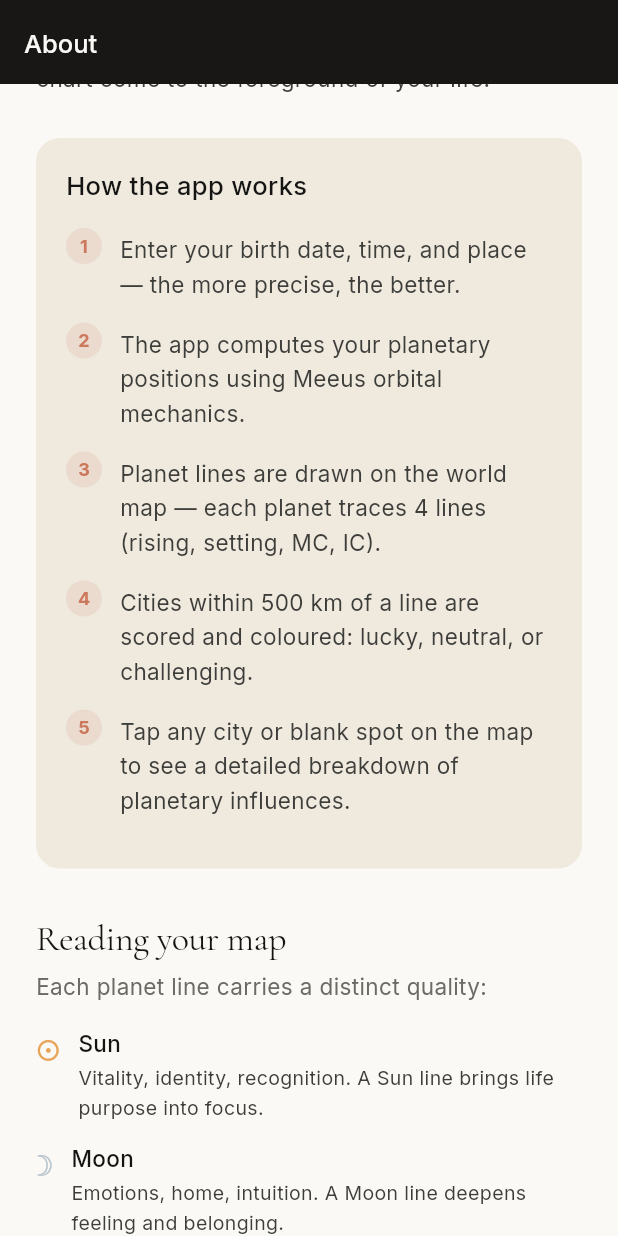
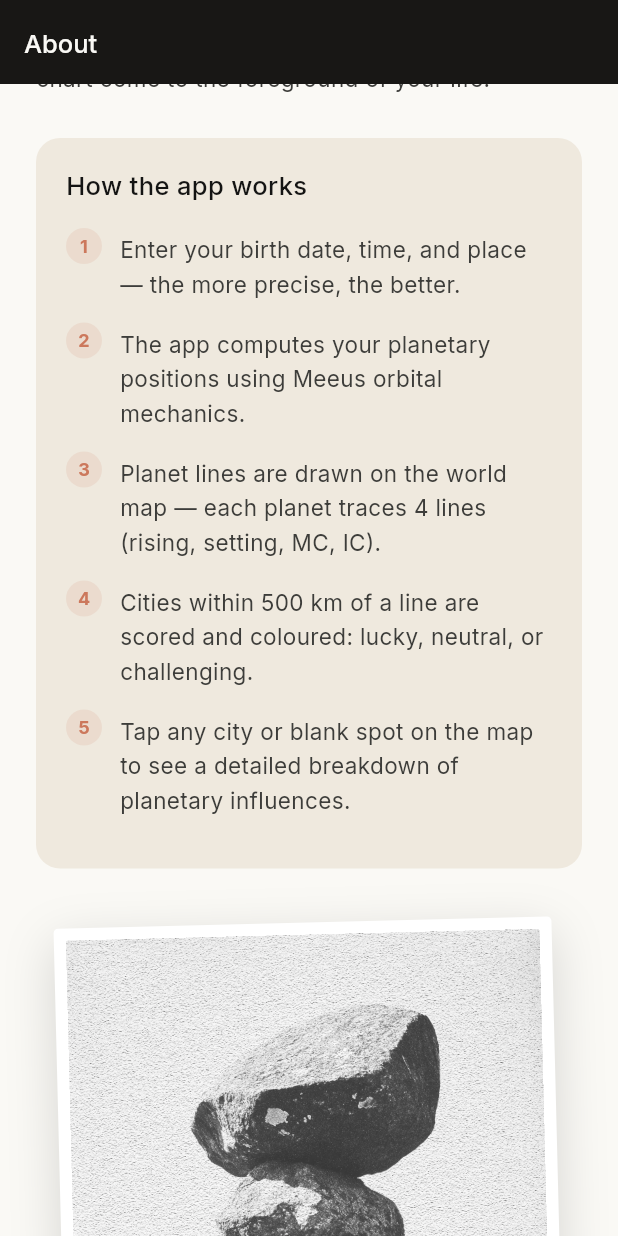
Before and after one commit to Project-Delilah/luckylatlang, a Flutter app: the AboutScreen screen opened by its route, scrolled down 576 dp, on a phone screen of 412 x 824 dp. Run offline on Flutter 3.47's test engine with Material 3 defaults, Android fonts, the phone set to English and light mode, and no system bars; our stand-ins replace flutter_map, flutter_riverpod, go_router, google_fonts, latlong2, pdf and 3 more; accounts and stored records are empty; network calls fail.

Commit message:
feat: integrate signs/topography/mystic assets across app
Signs (assets/signs/):
- PDF report: each planet card now shows the natal sign's constellation
  image (40×40, 55% opacity) alongside the planet-in-sign header
- City detail panel: sign chip (14px constellation + name) appears below
  planet line info whenever natal chart is available via natalChartProvider

Topography (assets/topography/):
- Bottom sheet: random theme (1-3) applied as a 6% opacity texture across
  the full sliding sheet background
- Planet card interpretation area: ya_topographic_header.png at 7% opacity
  behind each city's interpretation text block

Mystic (assets/mystic/):
- About screen: random polaroid (30 images) displayed with white border,
  bottom-heavy padding, and slight tilt before "Reading your map" section

Also adds natalChartProvider (synchronous, cached) in astro_provider.dart
and converts CityDetailContent to ConsumerWidget to watch it.

Co-Authored-By: costarastrology <costarastrology@users.noreply.github.com>
Co-Authored-By: Claude Sonnet 4.6 <noreply@anthropic.com>

```diff
--- a/lib/features/about/about_screen.dart
+++ b/lib/features/about/about_screen.dart
@@ -1,10 +1,30 @@
+import 'dart:math' as math;
+
 import 'package:flutter/material.dart';
 import 'package:flutter/services.dart';
 import '../../core/theme/app_colors.dart';
 import '../../core/theme/app_text_styles.dart';
 
-class AboutScreen extends StatelessWidget {
+class AboutScreen extends StatefulWidget {
   const AboutScreen({super.key});
+
+  @override
+  State<AboutScreen> createState() => _AboutScreenState();
+}
+
+class _AboutScreenState extends State<AboutScreen> {
+  late final String _mysticPath;
+
+  @override
+  void initState() {
+    super.initState();
+    final idx = math.Random().nextInt(30);
+    _mysticPath = idx < 28
+        ? 'assets/mystic/module_timeline_shop_sign_edu_${(idx + 1).toString().padLeft(2, '0')}.webp'
+        : idx == 28
+            ? 'assets/mystic/module_timeline_shop_void.webp'
+            : 'assets/mystic/module_timeline_shop_year_ahead.webp';
+  }
 
   @override
   Widget build(BuildContext context) {
@@ -104,6 +124,33 @@ class AboutScreen extends StatelessWidget {
                   const SizedBox(height: 16),
                   ..._steps.map((s) => _Step(number: s.$1, text: s.$2)),
                 ],
+              ),
+            ),
+          ),
+
+          // ── Mystic polaroid ───────────────────────────────────────────────
+          SliverToBoxAdapter(
+            child: Padding(
+              padding: const EdgeInsets.fromLTRB(40, 36, 40, 0),
+              child: Transform.rotate(
+                angle: -0.025,
+                child: Container(
+                  decoration: const BoxDecoration(
+                    color: Colors.white,
+                    borderRadius: BorderRadius.all(Radius.circular(3)),
+                    boxShadow: [
+                      BoxShadow(
+                          color: Color(0x26000000),
+                          blurRadius: 28,
+                          offset: Offset(0, 10)),
+                    ],
+                  ),
+                  padding: const EdgeInsets.fromLTRB(8, 8, 8, 28),
+                  child: ClipRRect(
+                    borderRadius: const BorderRadius.all(Radius.circular(2)),
+                    child: Image.asset(_mysticPath, fit: BoxFit.cover),
+                  ),
+                ),
               ),
             ),
           ),
```
Also changed, not shown: lib/features/map/widgets/city_detail_panel.dart (+32 -4 lines), lib/features/map/widgets/map_bottom_sheet.dart (+15 -0 lines), lib/features/report/report_service.dart (+34 -4 lines), lib/providers/astro_provider.dart (+8 -0 lines).
